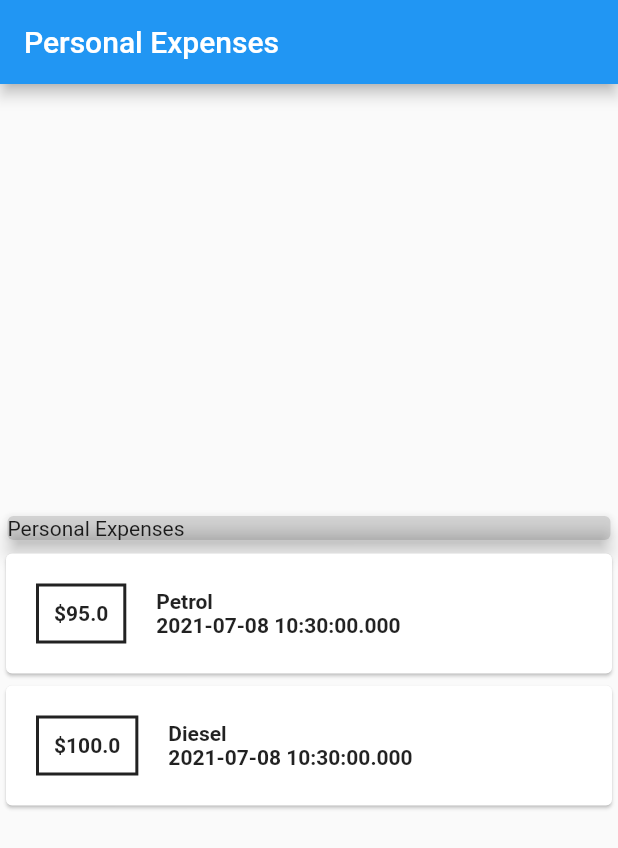
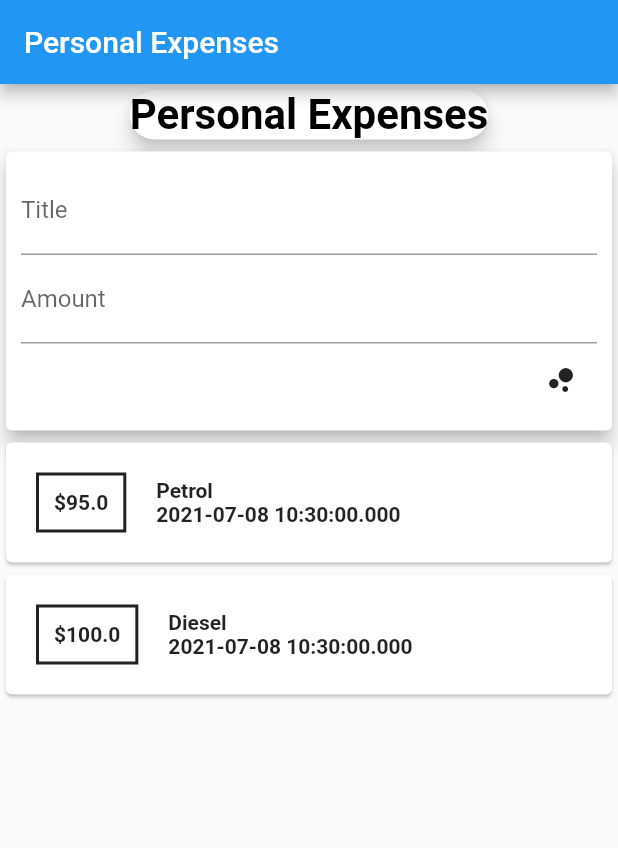
Before and after one commit to lakshayraturi/personal-expenses, a Flutter app: the screen it shows after launch, on a phone screen of 412 x 824 dp. Shown: the top 848 px of the screen. Run offline on Flutter 3.47's test engine with Material 2 defaults, Android fonts, the phone set to English and light mode, and no system bars.

Commit message:
Adding Text Input Widgets

```diff
--- a/lib/main.dart
+++ b/lib/main.dart
@@ -26,16 +26,49 @@ class MyAppHome extends StatelessWidget {
         title: Text('Personal Expenses'),
       ),
       body: Column(
+        mainAxisAlignment: MainAxisAlignment.start,
         crossAxisAlignment: CrossAxisAlignment.center,
-        mainAxisAlignment: MainAxisAlignment.center,
         children: [
           Container(
-            width: double.infinity,
             child: Card(
-              color: Colors.black12,
-              child: Text('Personal Expenses'),
+              shape: RoundedRectangleBorder(
+                  borderRadius: BorderRadius.circular(30.0)),
+              shadowColor: Colors.black87,
+              child: Text(
+                'Personal Expenses',
+                style: TextStyle(
+                  fontSize: 28,
+                  color: Colors.black,
+                  fontWeight: FontWeight.bold,
+                ),
+              ),
               elevation: 5,
-              margin: EdgeInsets.all(5),
+              //margin: EdgeInsets.all(5),
+            ),
+          ),
+          Card(
+            elevation: 5,
+            child: Container(
+              padding: EdgeInsets.all(10),
+              child: Column(
+                crossAxisAlignment: CrossAxisAlignment.end,
+                children: [
+                  TextField(
+                    decoration: InputDecoration(labelText: 'Title'),
+                  ),
+                  TextField(
+                    decoration: InputDecoration(labelText: 'Amount'),
+                  ),
+                  IconButton(
+                    onPressed: () {},
+                    icon: Icon(Icons.bubble_chart),
+                    hoverColor: Colors.blue,
+                    splashRadius: 25,
+                  ),
+                  //ElevatedButton(
+                  // onPressed: () {}, child: Text('Add Transaction'))
+                ],
+              ),
             ),
           ),
           Column(
```
